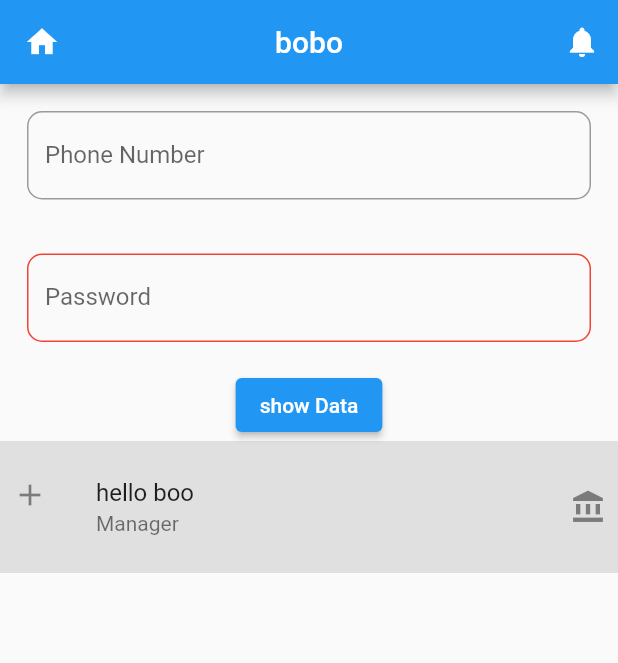
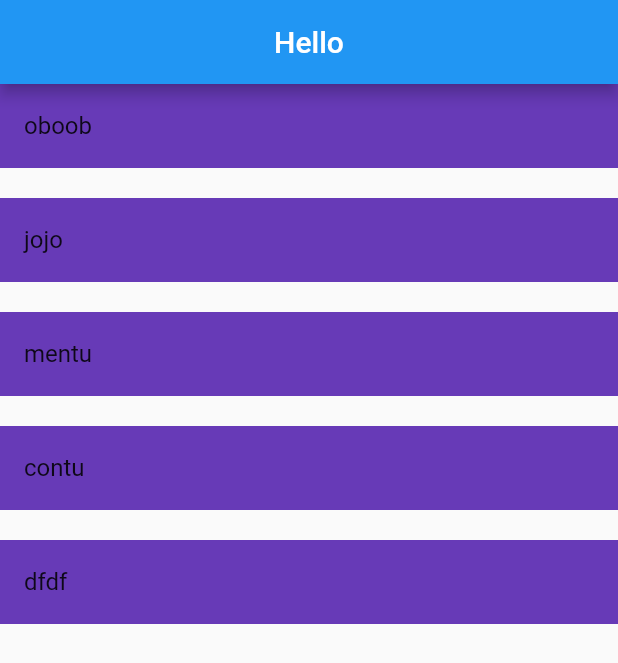
Before and after one commit to taufiqurSabbir/flutter_pctc, a Flutter app: the screen it shows after launch, on a phone screen of 412 x 824 dp. Shown: the top 663 px of the screen. Run offline on Flutter 3.47's test engine with Material 2 defaults, Android fonts, the phone set to English and light mode, and no system bars.

Commit message:
list view

```diff
--- a/lib/main.dart
+++ b/lib/main.dart
@@ -20,93 +20,44 @@ class myApp extends StatelessWidget {
 }
 
 class homeScreen extends StatelessWidget {
-   TextEditingController _emailTextEditingcontroller = TextEditingController();
-   TextEditingController _passwordcontroller = TextEditingController();
+
+  List<String> student = [
+    'oboob',
+    'jojo',
+    'mentu',
+    'contu',
+    'dfdf'
+  ];
+
+  Map<int,String>name={
+    1:'php',
+    2:'python',
+    3:'go',
+    4:'dart',
+    5:'javascript'
+  };
 
   @override
   Widget build(BuildContext context) {
     return Scaffold(
-        appBar: AppBar(
-          title: Text('bobo'),
-          centerTitle: true,
+      appBar: AppBar(
+        title: Text('Hello'),
+        centerTitle: true,
+      ),
+      body: ListView.builder(
+        itemCount: name.length,
+        itemBuilder:(context,index){
+          return Column(
+            children: [
+              ListTile(
+                title: Text(student[index]),
+                tileColor: Colors.deepPurple,
+              ),
+             Padding(padding: EdgeInsets.all(10))
+            ],
+          );
+        },
 
-          leading: IconButton(onPressed: (){},icon: Icon(Icons.home),),
-
-          actions: [
-            IconButton(onPressed: (){},icon: Icon(Icons.notifications)),
-          ],
-        ),
-      body: SingleChildScrollView(
-        child: Center(
-          child: Column(
-            children: [
-              Padding(
-                padding: const EdgeInsets.all(18.0),
-                child: TextField(
-                  controller: _emailTextEditingcontroller,
-                  keyboardType: TextInputType.number,
-                  decoration: InputDecoration(
-                    label: Text('Phone Number'),
-                    border: OutlineInputBorder(
-                    borderRadius: BorderRadius.circular(10),
-                      borderSide: BorderSide(color: Colors.red),
-
-
-                    ),
-                  ),
-                ),
-              ),
-              Padding(
-                padding: const EdgeInsets.all(18.0),
-                child: TextField(
-                  obscureText: true,
-                  controller: _passwordcontroller,
-                  keyboardType: TextInputType.text,
-                  decoration: InputDecoration(
-                    label: Text('Password'),
-                    border: OutlineInputBorder(
-                      borderRadius: BorderRadius.circular(10),
-                      borderSide: BorderSide(color: Colors.red),
-                    ),
-                    focusedBorder: OutlineInputBorder(
-                        borderRadius: BorderRadius.circular(10),
-                      borderSide: BorderSide(color: Colors.deepPurple,)
-                    ),
-
-                    enabledBorder: OutlineInputBorder(
-                        borderRadius: BorderRadius.circular(10),
-                      borderSide: BorderSide(color: Colors.red)
-                    )
-                  ),
-                ),
-              ),
-
-
-
-              ElevatedButton(onPressed: (){
-                print(_emailTextEditingcontroller.text);
-                print(_passwordcontroller.text);
-                _emailTextEditingcontroller.clear();
-                _passwordcontroller.clear();
-              }, child: Text('show Data')),
-
-              ListTile(
-                onTap: (){
-                  ScaffoldMessenger.of(context).showSnackBar(
-                    SnackBar(content: Text('list click'))
-                  );
-                },
-                title: Text('hello boo'),
-                subtitle: Text('Manager'),
-                leading: Icon(Icons.add),
-                tileColor: Colors.grey[300],
-                trailing: Icon(Icons.account_balance),
-                contentPadding: EdgeInsets.all(8),
-              )
-            ],
-
-          ),
-        ),
       ),
     );
   }
```
